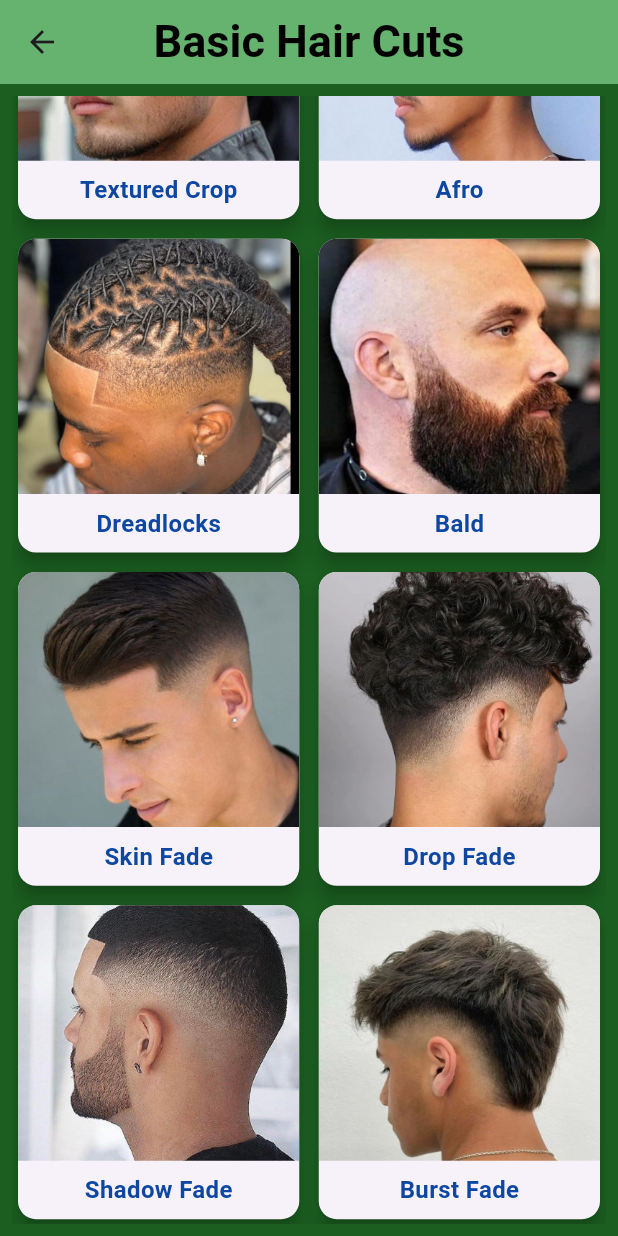
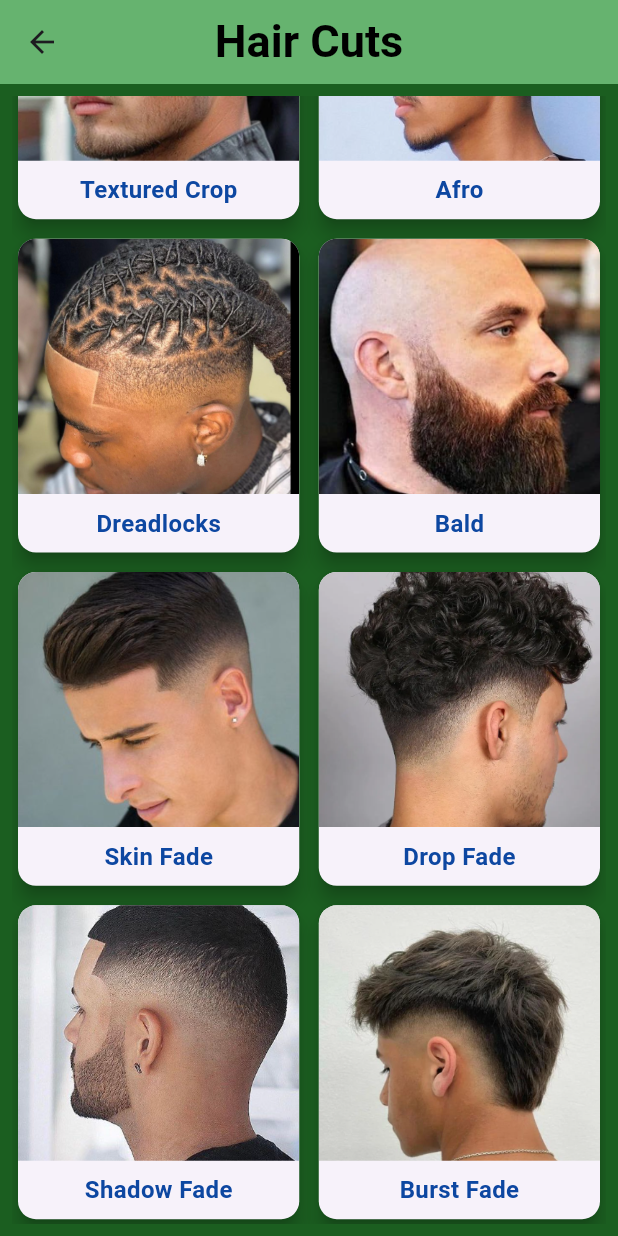
Before and after one commit to Bibek4998/barber_app, a Flutter app: the BasicHairCuts screen opened directly, scrolled down 1020 dp, on a phone screen of 412 x 824 dp. Run offline on Flutter 3.47's test engine with Material 3 defaults, Android fonts, the light colour scheme and no system bars.

Commit message:
Updated the hair cuts file

```diff
--- a/lib/pages/barber_tutorial/screen/basic_hair_cuts.dart
+++ b/lib/pages/barber_tutorial/screen/basic_hair_cuts.dart
@@ -8,7 +8,7 @@ class BasicHairCuts extends StatelessWidget {
     return Scaffold(
       appBar: AppBar(
         title: Text(
-          'Basic Hair Cuts',
+          'Hair Cuts',
           style: TextStyle(
             color: Colors.black,
             fontSize: 30,
```
